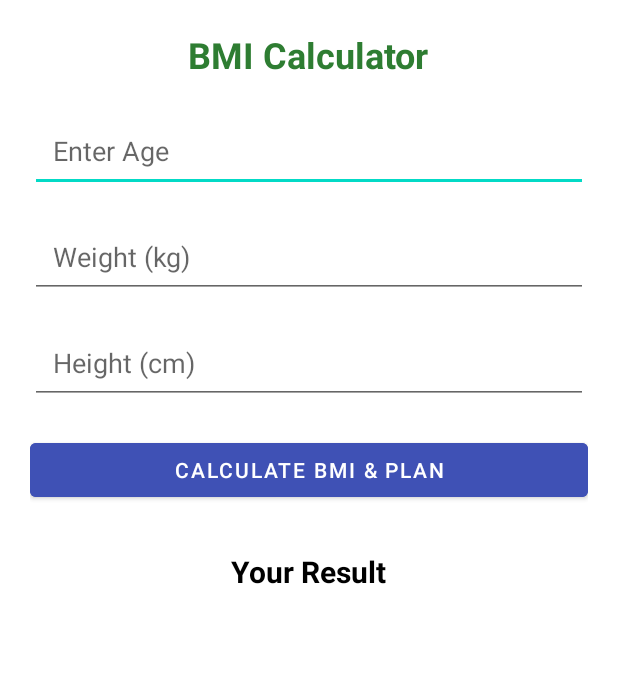
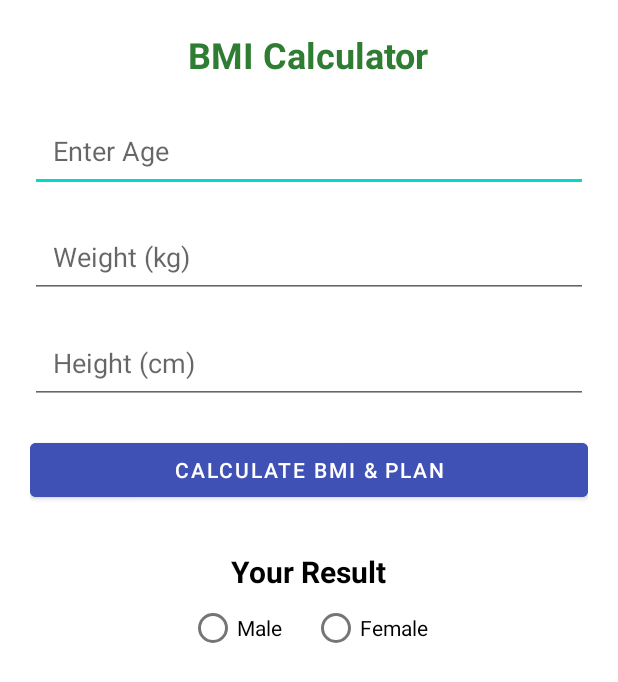
Before and after one commit to Laraib-Ejaz/nutrifit, an Android app: the bmicalculation screen opened directly, with no data from a screen before it, on a phone screen of 412 x 824 dp. Shown: the top 682 px of the screen. Run offline under Robolectric (Android 15) with nearby library versions, the light colour scheme and no system bars.

Commit message:
initial commit

```diff
--- a/app/src/main/res/layout/activity_bmicalcultion.xml
+++ b/app/src/main/res/layout/activity_bmicalcultion.xml
@@ -63,6 +63,27 @@
             android:layout_marginTop="30dp"
             android:textStyle="bold"
             android:textColor="#000000"/>
+        <RadioGroup
+            android:id="@+id/genderGroup"
+            android:layout_width="match_parent"
+            android:layout_height="wrap_content"
+            android:orientation="horizontal"
+            android:layout_marginBottom="20dp"
+            android:gravity="center">
+
+            <RadioButton
+                android:id="@+id/radioMale"
+                android:layout_width="wrap_content"
+                android:layout_height="wrap_content"
+                android:text="Male"
+                android:layout_marginRight="20dp"/>
+
+            <RadioButton
+                android:id="@+id/radioFemale"
+                android:layout_width="wrap_content"
+                android:layout_height="wrap_content"
+                android:text="Female"/>
+        </RadioGroup>
 
 
 
```
Also changed, not shown: app/src/main/res/layout/activity_dashboard.xml (+10 -5 lines), app/src/main/res/layout/activity_loginpage.xml (+4 -4 lines).
